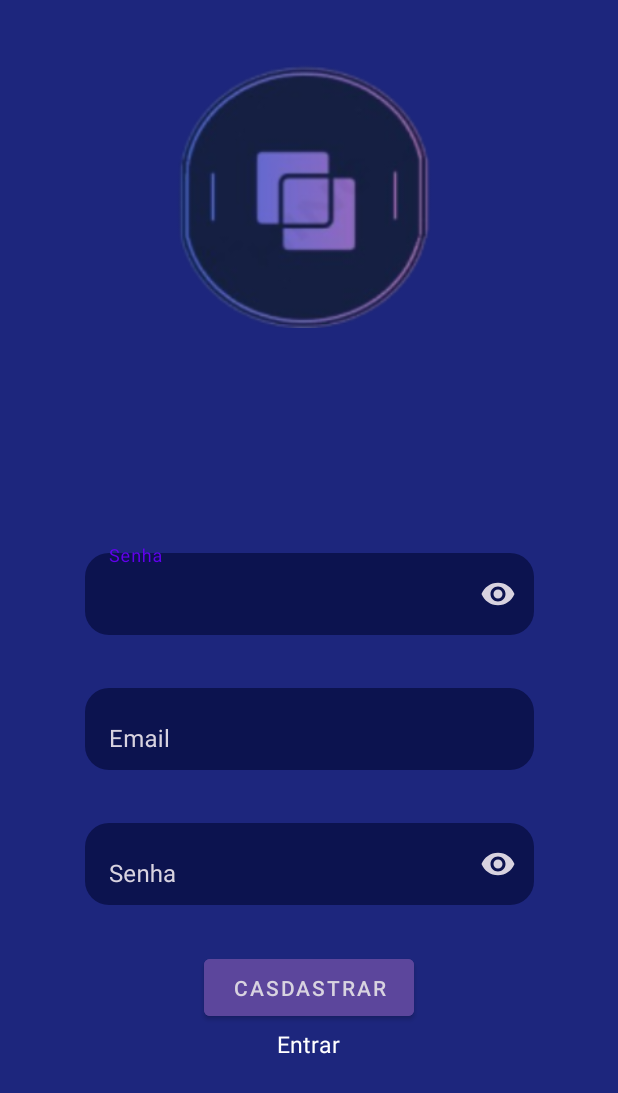
After one commit to ToriGML/ChatLab, an Android app: the CadastroActivity screen opened directly, with no data from a screen before it, on a phone screen of 412 x 824 dp. The commit adds this screen. Shown: the top 1093 px of the screen. Run offline under Robolectric (Android 15) with nearby library versions, the light colour scheme and no system bars.

Commit message:
Cadastro e Login

```diff
--- a/app/src/main/AndroidManifest.xml
+++ b/app/src/main/AndroidManifest.xml
@@ -24,6 +24,9 @@
                 android:name="android.app.lib_name"
                 android:value="" />
         </activity>
+
+        <activity android:name=".login.LoginActivity" />
+        <activity android:name=".cadastro.CadastroActivity" />
     </application>
 
 </manifest>
--- /dev/null
+++ b/app/src/main/java/com/example/testes/cadastro/CadastroActivity.java
@@ -0,0 +1,17 @@
+package com.example.testes.cadastro;
+
+import android.os.Bundle;
+
+import androidx.appcompat.app.AppCompatActivity;
+
+import com.example.testes.R;
+
+public class CadastroActivity extends AppCompatActivity {
+
+    @Override
+    protected void onCreate(Bundle savedInstanceState) {
+        super.onCreate(savedInstanceState);
+        setContentView(R.layout.activity_cadastro);
+    }
+
+}
--- /dev/null
+++ b/app/src/main/res/layout/activity_cadastro.xml
@@ -0,0 +1,104 @@
+<?xml version="1.0" encoding="utf-8"?>
+<androidx.constraintlayout.widget.ConstraintLayout xmlns:android="http://schemas.android.com/apk/res/android"
+    android:layout_width="match_parent"
+    android:layout_height="match_parent"
+    xmlns:app="http://schemas.android.com/apk/res-auto"
+    xmlns:tools="http://schemas.android.com/tools"
+    android:background="@color/backgroundPadrao">
+
+    <ImageView
+        android:id="@+id/imageView"
+        android:layout_width="180dp"
+        android:layout_height="180dp"
+        android:layout_marginTop="40dp"
+        android:contentDescription="Logo"
+        app:layout_constraintEnd_toEndOf="parent"
+        app:layout_constraintHorizontal_bias="0.497"
+        app:layout_constraintStart_toStartOf="parent"
+        app:layout_constraintTop_toTopOf="parent"
+        app:srcCompat="@drawable/logo"
+        tools:ignore="MissingConstraints" />
+
+    <com.google.android.material.textfield.TextInputLayout
+        android:id="@+id/textInputLayoutEmail"
+        style="@style/inputLoginCadastro"
+        android:layout_marginBottom="30dp"
+        android:hint="Senha"
+        app:layout_constraintBottom_toTopOf="@+id/textInputLayoutSenha"
+        app:layout_constraintEnd_toEndOf="parent"
+        app:layout_constraintStart_toStartOf="parent"
+        app:passwordToggleEnabled="true">
+
+        <com.google.android.material.textfield.TextInputEditText
+            android:layout_width="match_parent"
+            android:layout_height="match_parent"
+            android:background="@drawable/custom_background"
+            android:inputType="textPassword"
+            android:paddingLeft="15dp"
+            android:paddingRight="15dp" />
+    </com.google.android.material.textfield.TextInputLayout>
+
+    <com.google.android.material.textfield.TextInputLayout
+        android:id="@+id/textInputLayoutSenha"
+        style="@style/inputLoginCadastro"
+        android:layout_marginBottom="30dp"
+        android:hint="Email"
+        app:layout_constraintBottom_toTopOf="@+id/textInputLayoutConfirmarSenha"
+        app:layout_constraintEnd_toEndOf="parent"
+        app:layout_constraintStart_toStartOf="parent">
+
+        <com.google.android.material.textfield.TextInputEditText
+            android:layout_width="match_parent"
+            android:layout_height="match_parent"
+            android:background="@drawable/custom_background"
+            android:inputType="textEmailAddress"
+            android:paddingLeft="15dp"
+            android:paddingRight="15dp" />
+    </com.google.android.material.textfield.TextInputLayout>
+
+    <com.google.android.material.textfield.TextInputLayout
+        android:id="@+id/textInputLayoutConfirmarSenha"
+        style="@style/inputLoginCadastro"
+        android:layout_marginBottom="30dp"
+        android:hint="Senha"
+        app:layout_constraintBottom_toTopOf="@+id/botaoEntrar"
+        app:layout_constraintEnd_toEndOf="parent"
+        app:layout_constraintStart_toStartOf="parent"
+        app:passwordToggleEnabled="true">
+
+        <com.google.android.material.textfield.TextInputEditText
+            android:layout_width="match_parent"
+            android:layout_height="match_parent"
+            android:background="@drawable/custom_background"
+            android:inputType="textPassword"
+            android:paddingLeft="15dp"
+            android:paddingRight="15dp" />
+    </com.google.android.material.textfield.TextInputLayout>
+
+    <Button
+        android:id="@+id/botaoCadastro"
+        style="@style/linksTransparente"
+        android:layout_width="wrap_content"
+        android:layout_height="45dp"
+        android:layout_marginBottom="105dp"
+        android:backgroundTint="@color/lightPurplePadrao"
+        android:text="Entrar"
+        android:textSize="15dp"
+        app:layout_constraintBottom_toBottomOf="parent"
+        app:layout_constraintEnd_toEndOf="parent"
+        app:layout_constraintHorizontal_bias="0.498"
+        app:layout_constraintStart_toStartOf="parent" />
+
+    <Button
+        android:id="@+id/botaoEntrar"
+        android:layout_width="140dp"
+        android:layout_height="50dp"
+        android:layout_marginBottom="-10dp"
+        android:backgroundTint="@color/lightPurplePadrao"
+        android:text="Casdastrar"
+        android:textColor="@color/fontAndImagesColorPadrao"
+        app:layout_constraintBottom_toTopOf="@+id/botaoCadastro"
+        app:layout_constraintEnd_toEndOf="parent"
+        app:layout_constraintStart_toStartOf="parent" />
+
+</androidx.constraintlayout.widget.ConstraintLayout>
--- a/app/src/main/res/values/colors.xml
+++ b/app/src/main/res/values/colors.xml
@@ -10,4 +10,6 @@
     <color name="backgroundPadrao">#1D267D</color>
     <color name="backgroundInputPadrao">#0C134F</color>
     <color name="fontAndImagesColorPadrao">#D8D3E0</color>
+    <color name="lightPurplePadrao">#5C469C</color>
+    <color name="linkTransparente">#00AFFF</color>
 </resources>
--- /dev/null
+++ b/app/src/main/res/values/styles.xml
@@ -0,0 +1,19 @@
+<?xml version="1.0" encoding="utf-8"?>
+<resources>
+
+    <style name="linksTransparente" parent="@android:style/Widget.TextView">
+        <item name="android:background">@android:color/transparent</item>
+        <item name="android:textColor">@color/white</item>
+    </style>
+
+    <style name="inputLoginCadastro">
+        <item name="android:layout_width">299dp</item>
+        <item name="android:layout_height">60dp</item>
+        <item name="android:textColorHint">@color/fontAndImagesColorPadrao</item>
+        <item name="boxBackgroundMode">outline</item>
+        <item name="hintAnimationEnabled">true</item>
+        <item name="hintEnabled">true</item>
+        <item name="passwordToggleTint">@color/fontAndImagesColorPadrao</item>
+    </style>
+
+</resources>
```
Also changed, not shown: app/src/main/java/com/example/testes/MainActivity.java (+10 -0 lines), app/src/main/java/com/example/testes/login/LoginActivity.java (added, +26 -0 lines), app/src/main/res/layout/activity_login.xml (added, +85 -0 lines), app/src/main/res/layout/activity_main.xml (+11 -1 lines), app/src/main/ic_logo-playstore.png (added), app/src/main/res/drawable/logo.png (added).
